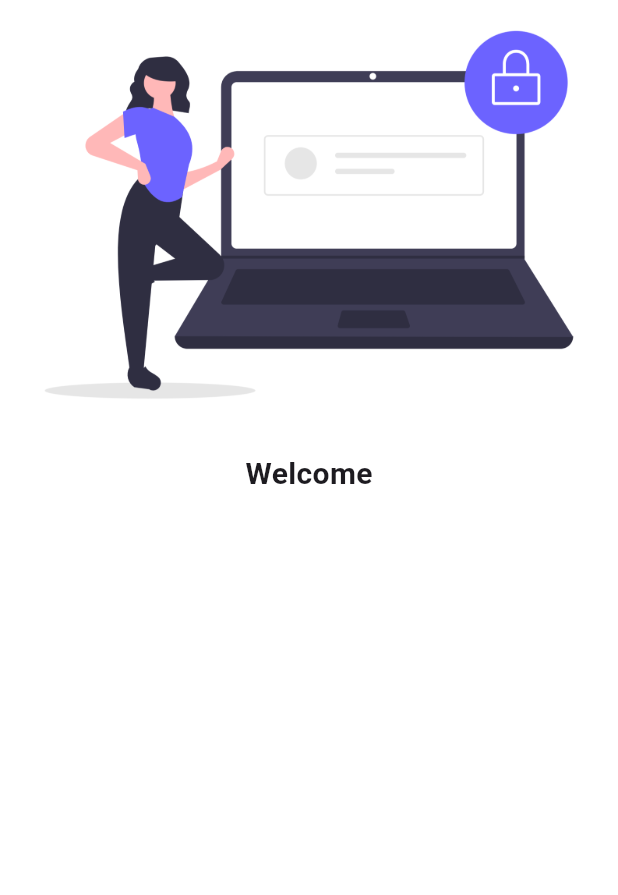
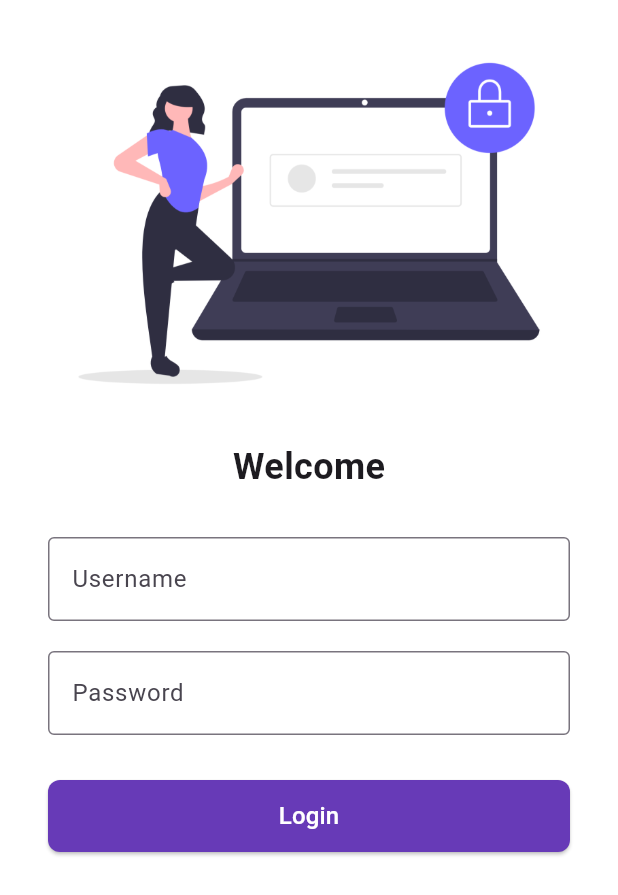
Before and after one commit to sharadK24/food_app, a Flutter app: the screen it shows after launch, on a phone screen of 412 x 824 dp. Shown: the top 895 px of the screen. Run offline on Flutter 3.47's test engine with Material 3 defaults, Android fonts, the phone set to English and light mode, and no system bars.

Commit message:
"Added login and home page with Navigator route"

```diff
--- a/lib/login_page.dart
+++ b/lib/login_page.dart
@@ -1,28 +1,72 @@
 import 'package:flutter/material.dart';
+import 'package:food_app/utils/routes.dart'; // import route file
 
 class LoginPage extends StatelessWidget {
   @override
   Widget build(BuildContext context) {
-    return Material(
-      color: Colors.white,
-      child: SafeArea(
+    return Scaffold(
+      backgroundColor: Colors.white,
+      body: SafeArea(
         child: SingleChildScrollView(
+          child: Padding(
+            padding: const EdgeInsets.symmetric(horizontal: 32.0, vertical: 24.0),
             child: Column(
+              crossAxisAlignment: CrossAxisAlignment.center,
               children: [
                 Image.asset(
                   "assets/image/login_image.png",
                   fit: BoxFit.cover,
+                  height: 250,
                 ),
-              SizedBox(height: 15),
-              Text(
+                const SizedBox(height: 20),
+                const Text(
                   "Welcome",
                   style: TextStyle(
-                  fontSize: 20,
+                    fontSize: 24,
                     fontWeight: FontWeight.bold,
                   ),
                 ),
-              // Add more widgets if needed
+                const SizedBox(height: 30),
+                TextFormField(
+                  decoration: const InputDecoration(
+                    hintText: "Enter Username",
+                    labelText: "Username",
+                    border: OutlineInputBorder(),
+                  ),
+                ),
+                const SizedBox(height: 20),
+                TextFormField(
+                  obscureText: true,
+                  decoration: const InputDecoration(
+                    hintText: "Enter Password",
+                    labelText: "Password",
+                    border: OutlineInputBorder(),
+                  ),
+                ),
+                const SizedBox(height: 30),
+                SizedBox(
+                  width: double.infinity,
+                  height: 48,
+                  child: ElevatedButton(
+                    onPressed: () {
+
+                      Navigator.pushNamed(context, MyRoutes.homeRoute);
+                    },
+                    style: ElevatedButton.styleFrom(
+                      backgroundColor: Colors.deepPurple,
+                      foregroundColor: Colors.white,
+                      shape: RoundedRectangleBorder(
+                        borderRadius: BorderRadius.circular(8),
+                      ),
+                    ),
+                    child: const Text(
+                      "Login",
+                      style: TextStyle(fontSize: 16),
+                    ),
+                  ),
+                ),
               ],
+            ),
           ),
         ),
       ),
--- a/lib/main.dart
+++ b/lib/main.dart
@@ -1,29 +1,30 @@
 import 'package:flutter/material.dart';
 import 'package:food_app/home_page.dart';
 import 'package:food_app/login_page.dart';
+import 'package:food_app/utils/routes.dart';
 
-void main(){
-  runApp(Myapp());
+void main() {
+  runApp(MyApp());
 }
-class Myapp extends StatelessWidget {
 
-
+class MyApp extends StatelessWidget {
   @override
   Widget build(BuildContext context) {
     return MaterialApp(
+      debugShowCheckedModeBanner: false, // hide debug banner
+      title: 'Food App',
       themeMode: ThemeMode.light,
       theme: ThemeData(
-          primarySwatch: Colors.deepPurple,),
+        primarySwatch: Colors.deepPurple,
+      ),
       darkTheme: ThemeData(
         brightness: Brightness.dark,
-        primarySwatch: Colors.red,
       ),
-      routes:{
-        "/home":(context)=>HomePage(),
-        "/":(context)=>LoginPage(),
-        "/login":(context)=>LoginPage()
-      } ,
+      initialRoute: MyRoutes.loginRoute, // preferred over "/"
+      routes: {
+        MyRoutes.loginRoute: (context) => LoginPage(),
+        MyRoutes.homeRoute: (context) => HomePage(),
+      },
     );
-
   }
 }
--- /dev/null
+++ b/lib/utils/routes.dart
@@ -0,0 +1,4 @@
+class MyRoutes {
+  static String loginRoute = "/login";
+  static String homeRoute = "/home";
+}
```
Lines whose indentation alone changed are shown as unchanged.
